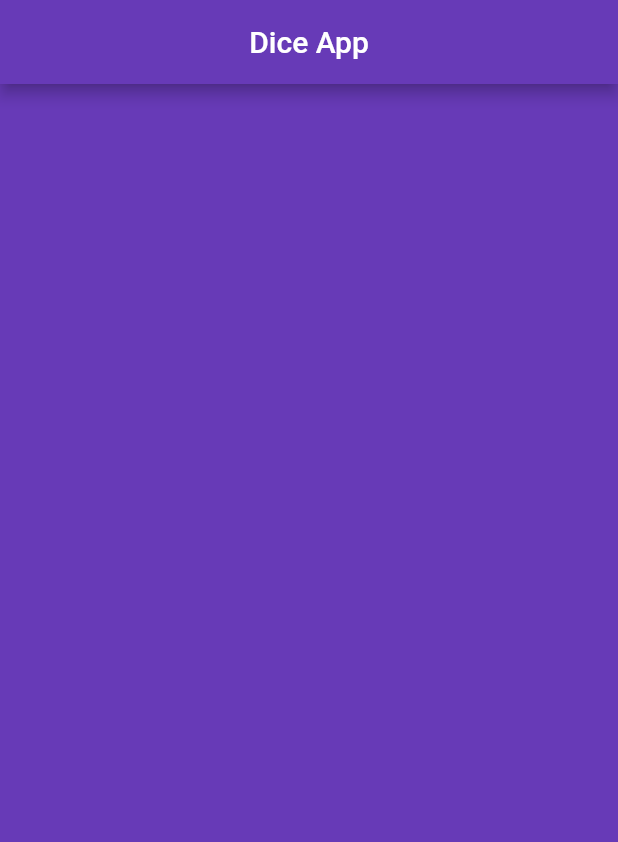
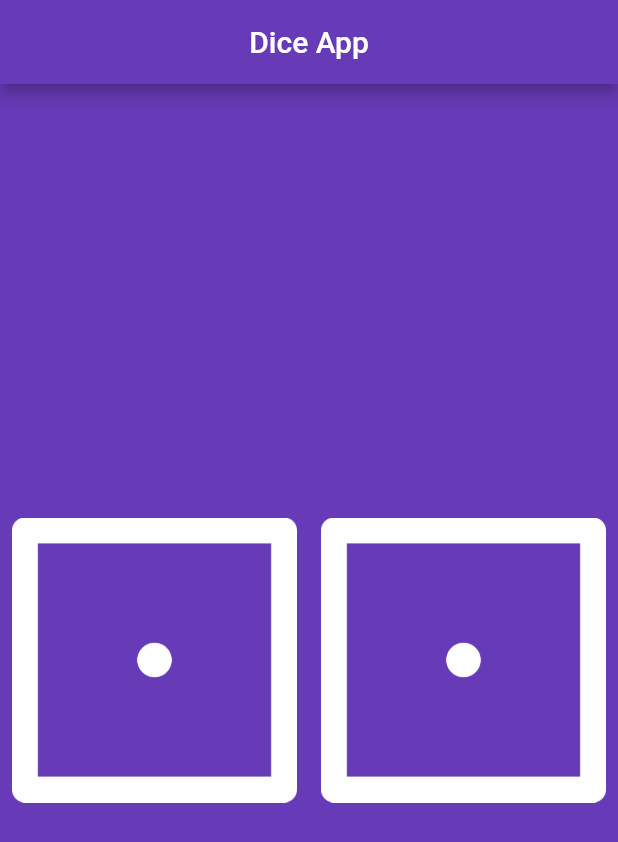
Before and after one commit to jrbyt3s/flutter_codigo5_dice, a Flutter app: the screen it shows after launch, on a phone screen of 412 x 824 dp. Shown: the top 842 px of the screen. Run offline on Flutter 3.47's test engine with Material 2 defaults, Android fonts, the phone set to English and light mode, and no system bars.

Commit message:
2d change, dize randon change

```diff
--- a/lib/main.dart
+++ b/lib/main.dart
@@ -1,3 +1,5 @@
+import 'dart:math';
+
 import 'package:flutter/material.dart';
 
 void main() => runApp(MyApp());
@@ -14,17 +16,50 @@ class MyApp extends StatelessWidget {
   }
 }
 
-class DicePage extends StatelessWidget {
-  const DicePage({Key? key}) : super(key: key);
+class DicePage extends StatefulWidget {
+  DicePage({Key? key}) : super(key: key);
 
+  @override
+  State<DicePage> createState() => _DicePageState();
+}
+
+class _DicePageState extends State<DicePage> {
+  int leftDice = 1;
+  int righDice = 1;
   @override
   Widget build(BuildContext context) {
     return Scaffold(
-      backgroundColor: Colors.deepPurple,
-      appBar: AppBar(
-          title: Text('Dice App'),
-          centerTitle: true,
-          backgroundColor: Colors.deepPurple),
-    );
+        backgroundColor: Colors.deepPurple,
+        appBar: AppBar(
+            title: Text('Dice App'),
+            centerTitle: true,
+            backgroundColor: Colors.deepPurple),
+        body: Center(
+          child: Row(
+            children: [
+              Expanded(
+                flex: 1,
+                child: TextButton(
+                    onPressed: () {
+                      leftDice = 1 + Random().nextInt(6);
+                      print(leftDice);
+                      setState(() {});
+                    },
+                    child: Image.asset("assets/images/dice$leftDice.png")),
+              ),
+              Expanded(
+                flex: 1,
+                child: TextButton(
+                    onPressed: () {
+                      print("Right dice");
+                      righDice = 1 + Random().nextInt(6);
+                      setState(() {});
+                    },
+                    child: Image.asset("assets/images/dice$righDice.png")),
+              ),
+            ],
+          ),
+        ));
+    ;
   }
 }
```
